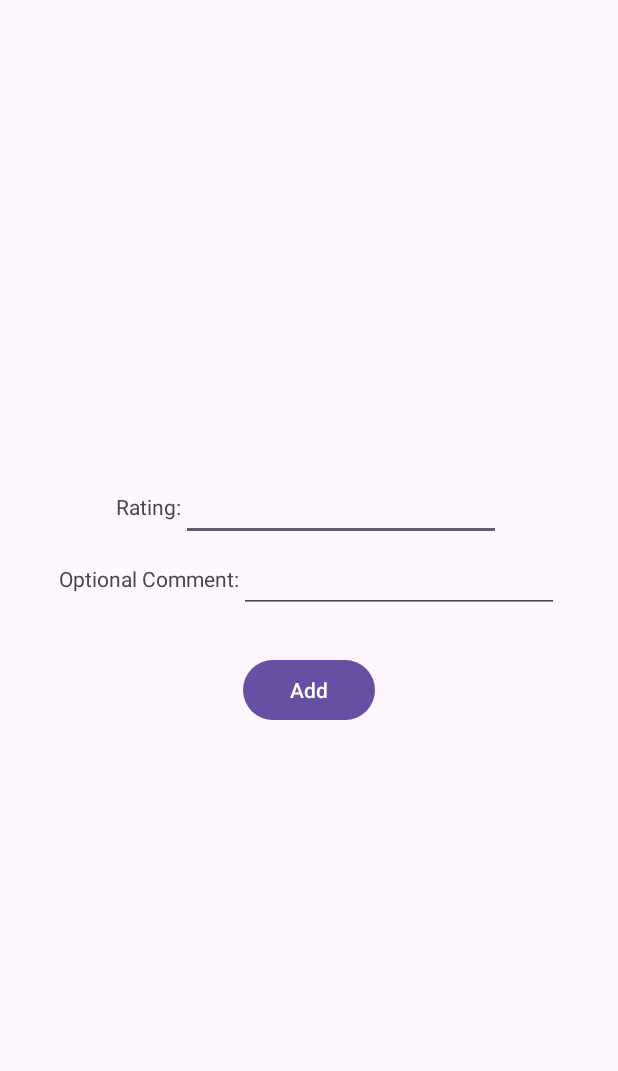
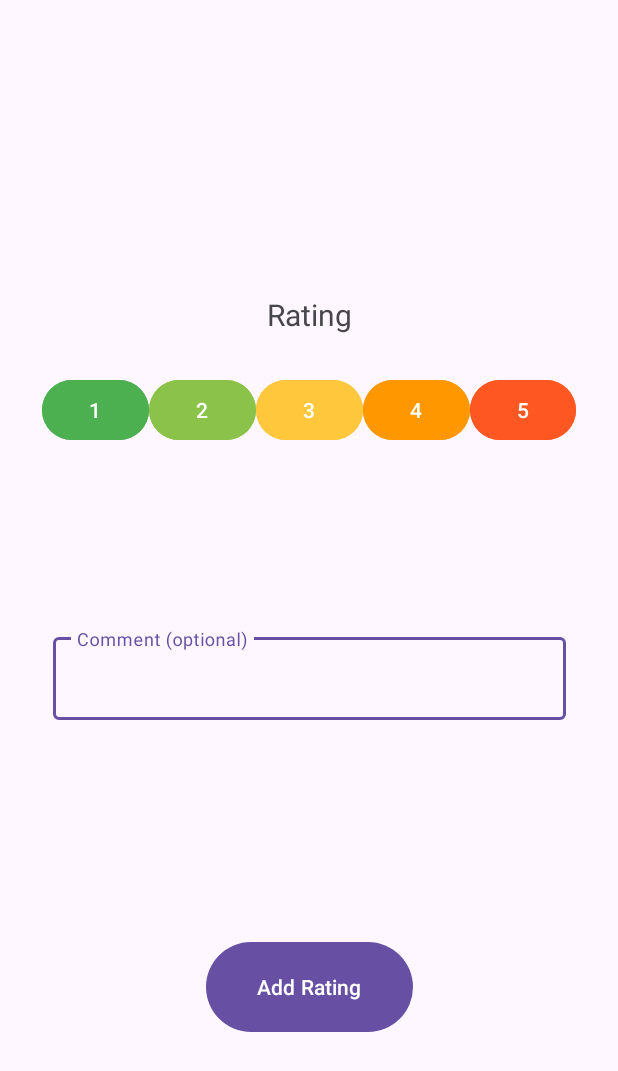
Before and after one commit to manoushpajouh/Vassar-Crowdmeter, an Android app: the layout add_rating_fragment.xml on its own in the app's theme, with its tools: preview values and no code run, on a phone screen of 412 x 824 dp. Shown: the top 1071 px of the screen. Run offline under Robolectric (Android 15) with nearby library versions, the phone set to English and light mode, and no system bars.

Commit message:
updated add rating ui

```diff
--- a/astudio/app/src/main/res/layout/add_rating_fragment.xml
+++ b/astudio/app/src/main/res/layout/add_rating_fragment.xml
@@ -4,79 +4,108 @@
     xmlns:tools="http://schemas.android.com/tools"
     android:layout_width="match_parent"
     android:layout_height="match_parent"
-    android:orientation="vertical"
-    tools:context=".view.AddRatingFragment">
+    android:backgroundTint="#4CAF50">
 
     <LinearLayout
-        android:layout_width="wrap_content"
-        android:layout_height="wrap_content"
-        android:gravity="center"
-        android:orientation="vertical"
-        app:layout_constraintBottom_toBottomOf="parent"
+        android:id="@+id/linearLayout"
+        android:layout_width="356dp"
+        android:layout_height="110dp"
+        android:layout_marginTop="6dp"
+        android:layout_marginBottom="296dp"
+        android:orientation="horizontal"
+        app:layout_constraintBottom_toTopOf="@+id/addRatingButton"
         app:layout_constraintEnd_toEndOf="parent"
+        app:layout_constraintHorizontal_bias="0.5"
         app:layout_constraintStart_toStartOf="parent"
-        app:layout_constraintTop_toTopOf="parent">
+        app:layout_constraintTop_toBottomOf="@+id/ratingButtonLabel">
 
-        <LinearLayout
-            android:layout_width="wrap_content"
-            android:layout_height="match_parent"
-            android:orientation="horizontal">
-
-            <TextView
-                android:id="@+id/ratingNumberLabel"
+        <Button
+            android:id="@+id/ratingButton1"
             android:layout_width="wrap_content"
             android:layout_height="wrap_content"
             android:layout_weight="1"
-                android:text="@string/rating_number_label" />
+            android:backgroundTint="#4CAF50"
+            android:backgroundTintMode="add"
+            android:text="1" />
 
-            <EditText
-                android:id="@+id/ratingNumberEntered"
+        <Button
+            android:id="@+id/ratingButton2"
             android:layout_width="wrap_content"
             android:layout_height="wrap_content"
             android:layout_weight="1"
-                android:ems="10"
-                android:inputType="number"
-                android:minHeight="48dp" />
-        </LinearLayout>
+            android:backgroundTint="#8BC34A"
+            android:text="2" />
 
-        <LinearLayout
-            android:layout_width="wrap_content"
-            android:layout_height="match_parent"
-            android:orientation="horizontal">
-
-            <TextView
-                android:id="@+id/commentLabel"
+        <Button
+            android:id="@+id/ratingButton3"
             android:layout_width="wrap_content"
             android:layout_height="wrap_content"
             android:layout_weight="1"
-                android:text="@string/comment_label" />
+            android:backgroundTint="#FFC73B"
+            android:text="3" />
 
-            <EditText
-                android:id="@+id/commentText"
+        <Button
+            android:id="@+id/ratingButton4"
             android:layout_width="wrap_content"
             android:layout_height="wrap_content"
             android:layout_weight="1"
-                android:ems="10"
-                android:inputType="text"
-                android:minHeight="48dp" />
+            android:backgroundTint="#FF9800"
+            android:text="4" />
+
+        <Button
+            android:id="@+id/ratingButton5"
+            android:layout_width="wrap_content"
+            android:layout_height="wrap_content"
+            android:layout_weight="1"
+            android:backgroundTint="#FF5722"
+            android:text="5" />
     </LinearLayout>
 
+    <TextView
+        android:id="@+id/ratingButtonLabel"
+        android:layout_width="322dp"
+        android:layout_height="47dp"
+        android:layout_marginTop="196dp"
+        android:text="Rating"
+        android:textAlignment="center"
+        android:textSize="20sp"
+        app:layout_constraintBottom_toTopOf="@+id/linearLayout"
+        app:layout_constraintEnd_toEndOf="parent"
+        app:layout_constraintHorizontal_bias="0.5"
+        app:layout_constraintStart_toStartOf="parent"
+        app:layout_constraintTop_toTopOf="parent" />
 
-        <LinearLayout
-            android:id="@+id/rowButtons"
+    <com.google.android.material.textfield.TextInputLayout
+        android:id="@+id/commentFieldLayout"
+        android:layout_width="342dp"
+        android:layout_height="136dp"
+        android:layout_marginStart="51dp"
+        android:layout_marginTop="60dp"
+        android:layout_marginEnd="51dp"
+        android:layout_marginBottom="106dp"
+        app:layout_constraintBottom_toTopOf="@+id/addRatingButton"
+        app:layout_constraintEnd_toEndOf="parent"
+        app:layout_constraintHorizontal_bias="0.5"
+        app:layout_constraintStart_toStartOf="parent"
+        app:layout_constraintTop_toBottomOf="@+id/linearLayout">
+
+        <com.google.android.material.textfield.TextInputEditText
+            android:id="@+id/commentField"
             android:layout_width="match_parent"
-            android:layout_height="103dp"
-            android:gravity="center"
-            android:orientation="horizontal">
+            android:layout_height="55dp"
+            android:hint="Comment (optional)" />
+    </com.google.android.material.textfield.TextInputLayout>
 
     <Button
         android:id="@+id/addRatingToLocButton"
-                android:layout_width="wrap_content"
-                android:layout_height="wrap_content"
-                android:text="@string/add_button" />
-        </LinearLayout>
-
-    </LinearLayout>
-
+        android:layout_width="138dp"
+        android:layout_height="68dp"
+        android:layout_marginBottom="64dp"
+        android:text="Add Rating"
+        app:layout_constraintBottom_toBottomOf="parent"
+        app:layout_constraintEnd_toEndOf="parent"
+        app:layout_constraintHorizontal_bias="0.5"
+        app:layout_constraintStart_toStartOf="parent"
+        app:layout_constraintTop_toBottomOf="@+id/commentFieldLayout" />
 
 </androidx.constraintlayout.widget.ConstraintLayout>
--- a/astudio/app/src/main/res/layout/main.xml
+++ b/astudio/app/src/main/res/layout/main.xml
@@ -7,14 +7,13 @@
 
     <androidx.fragment.app.FragmentContainerView
         android:id="@+id/useCaseFragment"
-        android:layout_width="368dp"
-        android:layout_height="590dp"
+        android:layout_width="410dp"
+        android:layout_height="579dp"
         android:layout_marginTop="9dp"
         android:layout_marginBottom="8dp"
         android:layout_weight="1"
         app:layout_constraintBottom_toTopOf="@+id/useCaseButtons"
         app:layout_constraintEnd_toEndOf="parent"
-        app:layout_constraintHorizontal_bias="0.545"
         app:layout_constraintStart_toStartOf="parent"
         app:layout_constraintTop_toBottomOf="@+id/titleDisplay" />
 
```
Also changed, not shown: astudio/app/src/main/java/com/example/crowdmeterproject/view/AddRatingFragment.java (+61 -37 lines), astudio/app/src/main/java/com/example/crowdmeterproject/view/IAddRatingsView.java (+0 -7 lines), 1 other file. Lines whose indentation alone changed are shown as unchanged.
